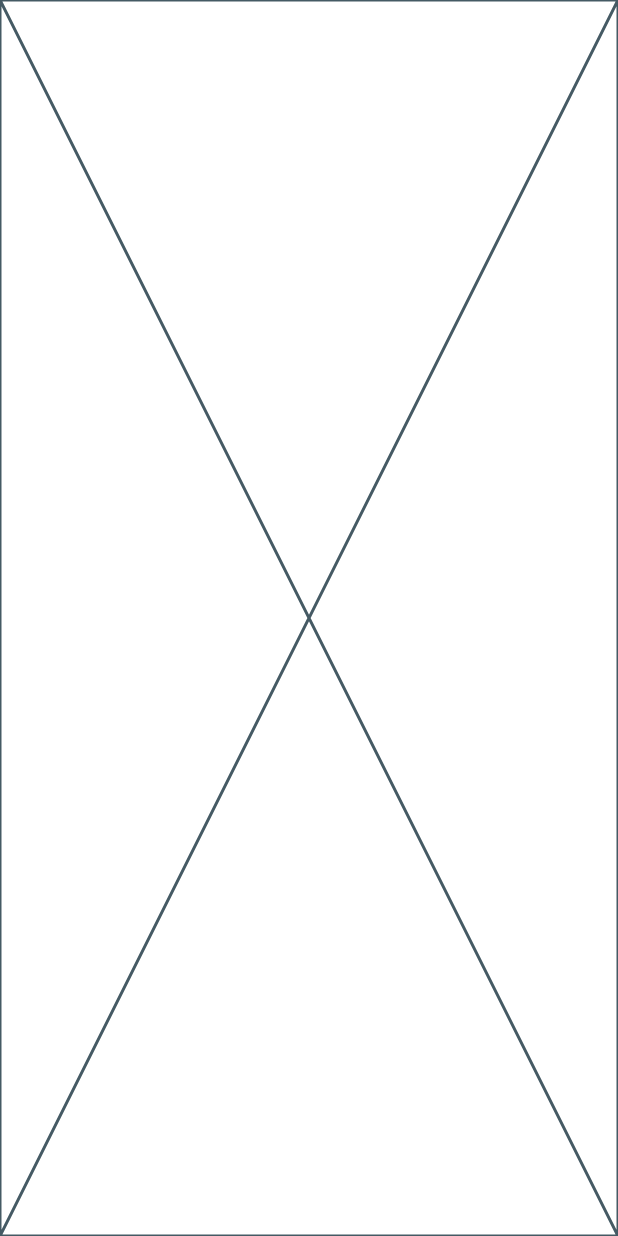
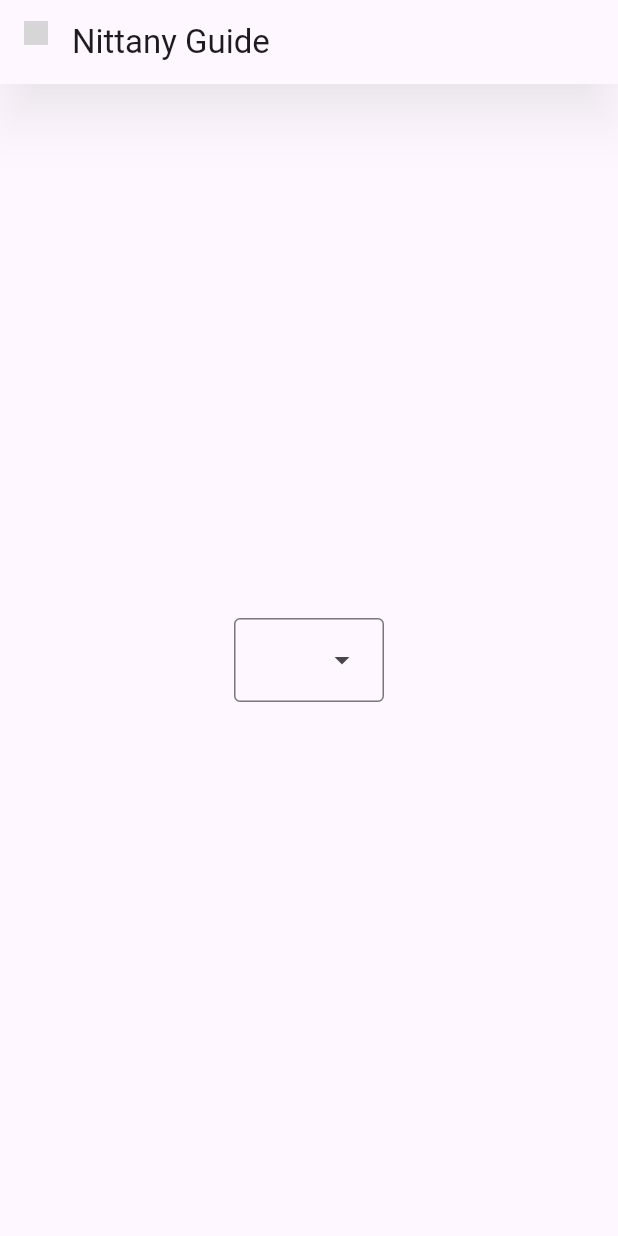
Before and after one commit to crrrr30/nittany_guide_frontend, a Flutter app: the screen it shows after launch, on a phone screen of 412 x 824 dp. Run offline on Flutter 3.47's test engine with Material 3 defaults, Android fonts, the phone set to English and light mode, and no system bars; our stand-ins replace dio, flutter_screenutil, get, google_fonts; grey boxes are pictures that could not be loaded.

Commit message:
Web-only

```diff
--- /dev/null
+++ b/lib/common/components.dart
@@ -0,0 +1,5 @@
+import 'package:flutter/material.dart';
+
+class AppComponents {
+  static late TextTheme dmSansTextTheme, dmSerifDisplayTextTheme;
+}
--- a/lib/common/http_service.dart
+++ b/lib/common/http_service.dart
@@ -1,7 +1,6 @@
 import 'dart:io';
 import 'dart:core';
 
-import 'package:flutter/material.dart';
 import 'package:get/get.dart' hide FormData, MultipartFile;
 import 'package:dio/dio.dart';
 
--- a/lib/common/routes/names.dart
+++ b/lib/common/routes/names.dart
@@ -1,10 +1,5 @@
 // ignore_for_file: constant_identifier_names
 
 class AppRoutes {
-  static const AUTH = '/auth';
-  static const PHONE_AUTH = '/phone_auth';
   static const APPLICATION = '/application';
-  static const ONBOARDING = '/onboarding';
-  static const LOADING = '/loading';
-  static const RECIPE = '/recipe';
 }
--- a/lib/main.dart
+++ b/lib/main.dart
@@ -1,9 +1,14 @@
 import 'package:flutter/material.dart';
+import 'package:flutter_screenutil/flutter_screenutil.dart';
 import 'package:get/get.dart';
+import 'package:google_fonts/google_fonts.dart';
+import 'package:nittany_guide_frontend/common/components.dart';
 import 'package:nittany_guide_frontend/common/http_service.dart';
 import 'package:nittany_guide_frontend/common/routes/index.dart';
 
 void main() {
+  WidgetsFlutterBinding.ensureInitialized();
+
   Get.put<HttpService>(HttpService());
   Get.put<GlobalKey<ScaffoldMessengerState>>(
       GlobalKey<ScaffoldMessengerState>());
@@ -15,13 +20,20 @@
 
   @override
   Widget build(BuildContext context) {
-    return GetMaterialApp(
-      debugShowCheckedModeBanner: false,
-      title: 'TasteMate',
-      theme: ThemeData.light(),
-      initialRoute: AppRoutes.APPLICATION,
-      getPages: AppPages.routes,
-      scaffoldMessengerKey: Get.find<GlobalKey<ScaffoldMessengerState>>(),
+    AppComponents.dmSansTextTheme =
+        GoogleFonts.dmSansTextTheme(Theme.of(context).textTheme);
+    AppComponents.dmSerifDisplayTextTheme =
+        GoogleFonts.dmSerifDisplayTextTheme(Theme.of(context).textTheme);
+
+    return ScreenUtilInit(
+      builder: (BuildContext context, Widget? child) => GetMaterialApp(
+        debugShowCheckedModeBanner: false,
+        title: 'Nittany Guide',
+        theme: ThemeData.light(),
+        initialRoute: AppRoutes.APPLICATION,
+        getPages: AppPages.routes,
+        scaffoldMessengerKey: Get.find<GlobalKey<ScaffoldMessengerState>>(),
+      ),
     );
   }
 }
--- a/lib/pages/application/view.dart
+++ b/lib/pages/application/view.dart
@@ -7,6 +7,32 @@ class ApplicationPage extends GetView<ApplicationController> {
 
   @override
   Widget build(BuildContext context) {
-    return const Placeholder();
+    return Scaffold(
+        appBar: AppBar(
+          title: Wrap(
+            children: [
+              Container(
+                height: 16,
+                width: 16,
+                decoration: const BoxDecoration(
+                    image: DecorationImage(
+                        image: AssetImage('assets/logo.png'),
+                        fit: BoxFit.cover)),
+              ),
+              const SizedBox(width: 16),
+              const Text("Nittany Guide"),
+            ],
+          ),
+          elevation: 14,
+          surfaceTintColor: Colors.transparent,
+          shadowColor: Colors.black.withOpacity(0.3),
+        ),
+        body: Center(
+            child: DropdownMenu(
+          width: 100,
+          dropdownMenuEntries: [
+            DropdownMenuEntry<String>(value: 'Hi', label: "Label")
+          ],
+        )));
   }
 }
--- a/pubspec.yaml
+++ b/pubspec.yaml
@@ -37,6 +37,8 @@ dependencies:
   cupertino_icons: ^1.0.6
   get: ^4.6.6
   dio: ^5.4.1
+  flutter_screenutil: ^5.9.0
+  google_fonts: ^6.2.1
 
 dev_dependencies:
   flutter_test:
@@ -61,8 +63,8 @@ flutter:
   uses-material-design: true
 
   # To add assets to your application, add an assets section, like this:
-  # assets:
-  #   - images/a_dot_burr.jpeg
+  assets:
+    - logo.png
   #   - images/a_dot_ham.jpeg
 
   # An image asset can refer to one or more resolution-specific "variants", see
```
Also changed, not shown: assets/logo.png (added), pubspec.lock, 39 other files.
